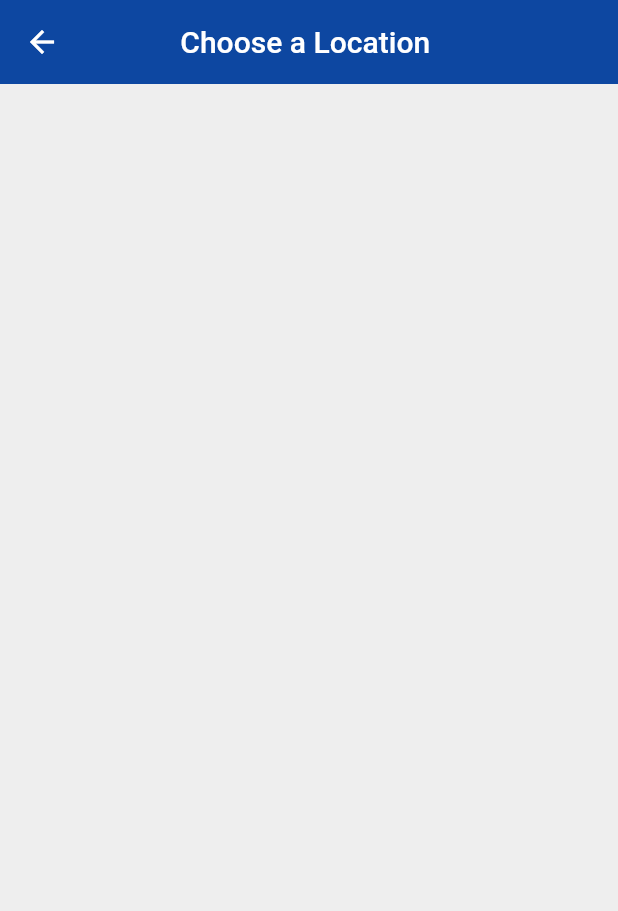
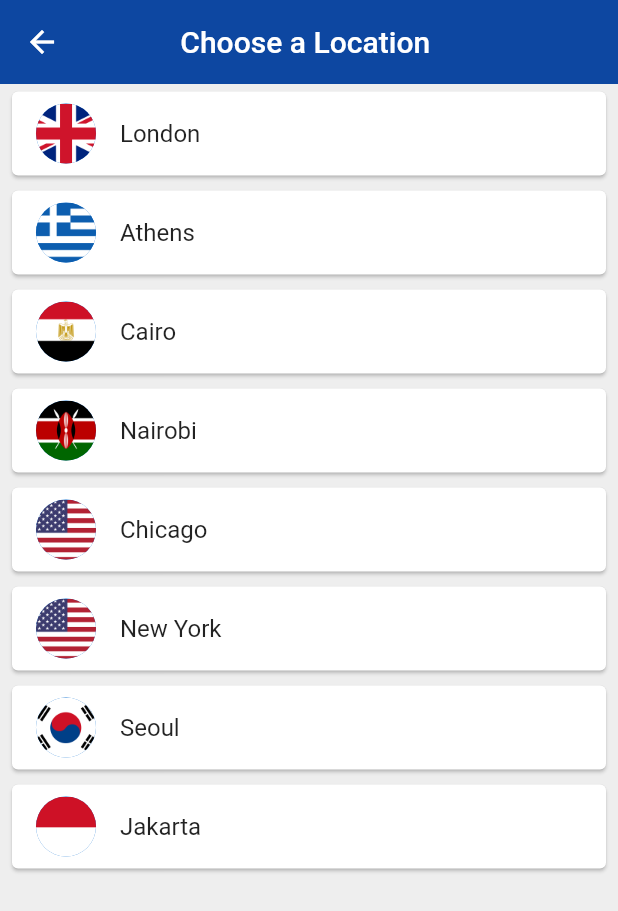
Before and after one commit to DaminduSandaruwan/world_time, a Flutter app: the ChooseLocation screen opened by its route, on a phone screen of 412 x 824 dp. Shown: the top 911 px of the screen. Run offline on Flutter 3.47's test engine with Material 2 defaults, Android fonts, the phone set to English and light mode, and no system bars; our stand-ins replace flutter_spinkit; network calls fail.

Commit message:
Adding differen location using cards

```diff
--- a/lib/pages/choose_location.dart
+++ b/lib/pages/choose_location.dart
@@ -1,5 +1,5 @@
 import 'package:flutter/material.dart';
-
+import 'package:worldtime/services/world_time.dart';
 
 class ChooseLocation extends StatefulWidget {
   @override
@@ -7,6 +7,18 @@ class ChooseLocation extends StatefulWidget {
 }
 
 class _ChooseLocationState extends State<ChooseLocation> {
+
+  List<WorldTime> locations = [
+    WorldTime(url: 'Europe/London', location: 'London', flag: 'uk.png'),
+    WorldTime(url: 'Europe/Berlin', location: 'Athens', flag: 'greece.png'),
+    WorldTime(url: 'Africa/Cairo', location: 'Cairo', flag: 'egypt.png'),
+    WorldTime(url: 'Africa/Nairobi', location: 'Nairobi', flag: 'kenya.png'),
+    WorldTime(url: 'America/Chicago', location: 'Chicago', flag: 'usa.png'),
+    WorldTime(url: 'America/New_York', location: 'New York', flag: 'usa.png'),
+    WorldTime(url: 'Asia/Seoul', location: 'Seoul', flag: 'south_korea.png'),
+    WorldTime(url: 'Asia/Jakarta', location: 'Jakarta', flag: 'indonesia.png'),
+  ];
+
 
 
 
@@ -20,6 +32,25 @@ class _ChooseLocationState extends State<ChooseLocation> {
         centerTitle: true,
         elevation: 0,
       ),
+      body: ListView.builder(
+        itemCount: locations.length,
+        itemBuilder: (context,index){
+          return Padding(
+            padding: const EdgeInsets.symmetric(vertical: 1.0,horizontal: 4.0),
+            child: Card(
+              child: ListTile(
+                onTap: (){
+                  print(locations[index].location);
+                },
+                title: Text(locations[index].location),
+                leading: CircleAvatar(
+                  backgroundImage: AssetImage('assets/${locations[index].flag}'),
+                ),
+              ),
+            ),
+          );
+        }
+      ),
     );
   }
 }
```
Also changed, not shown: assets/egypt.png (added), assets/germany.png (added), assets/greece.png (added), assets/indonesia.png (added), assets/kenya.png (added), assets/south_korea.png (added), assets/uk.png (added), assets/usa.png (added).
